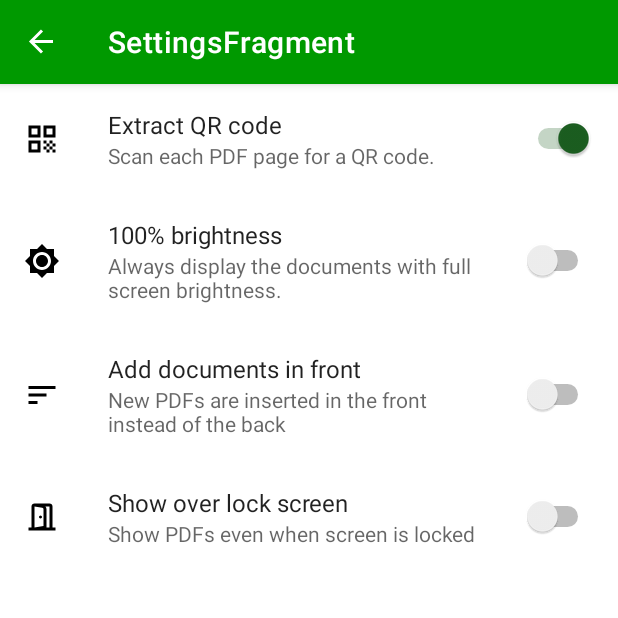
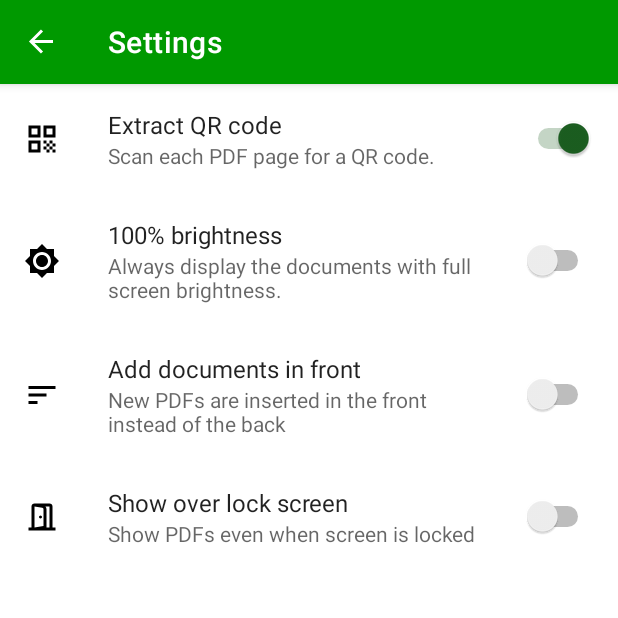
Before and after one commit to michaeltroger/greenpass-android, an Android app: the screen it shows after launch (MainActivity), in the options menu, after a tap on "Settings", on a phone screen of 412 x 824 dp, the top half of it. Run offline under Robolectric (Android 15) with nearby library versions, the phone set to English and light mode, and no system bars; our stand-ins replace Room's generated code, androidx.preference, navigation-ui; libraries missing offline, so code that uses them is left out: com.xwray.groupie; 6 statements that could not run were skipped.

Commit message:
Set toolbar titles correctly

```diff
--- a/app/src/main/res/navigation/nav_graph.xml
+++ b/app/src/main/res/navigation/nav_graph.xml
@@ -8,7 +8,7 @@
     <fragment
         android:id="@+id/mainFragment"
         android:name="com.michaeltroger.gruenerpass.MainFragment"
-        android:label="MainFragment"
+        android:label="@string/app_name"
         tools:layout="@layout/fragment_main">
 
         <action
@@ -22,10 +22,10 @@
     <fragment
         android:id="@+id/moreFragment"
         android:name="com.michaeltroger.gruenerpass.more.MoreFragment"
-        android:label="MoreFragment"
+        android:label="@string/more"
         />
     <fragment
         android:id="@+id/settingsFragment"
         android:name="com.michaeltroger.gruenerpass.settings.SettingsFragment"
-        android:label="SettingsFragment" />
+        android:label="@string/settings" />
 </navigation>
```
